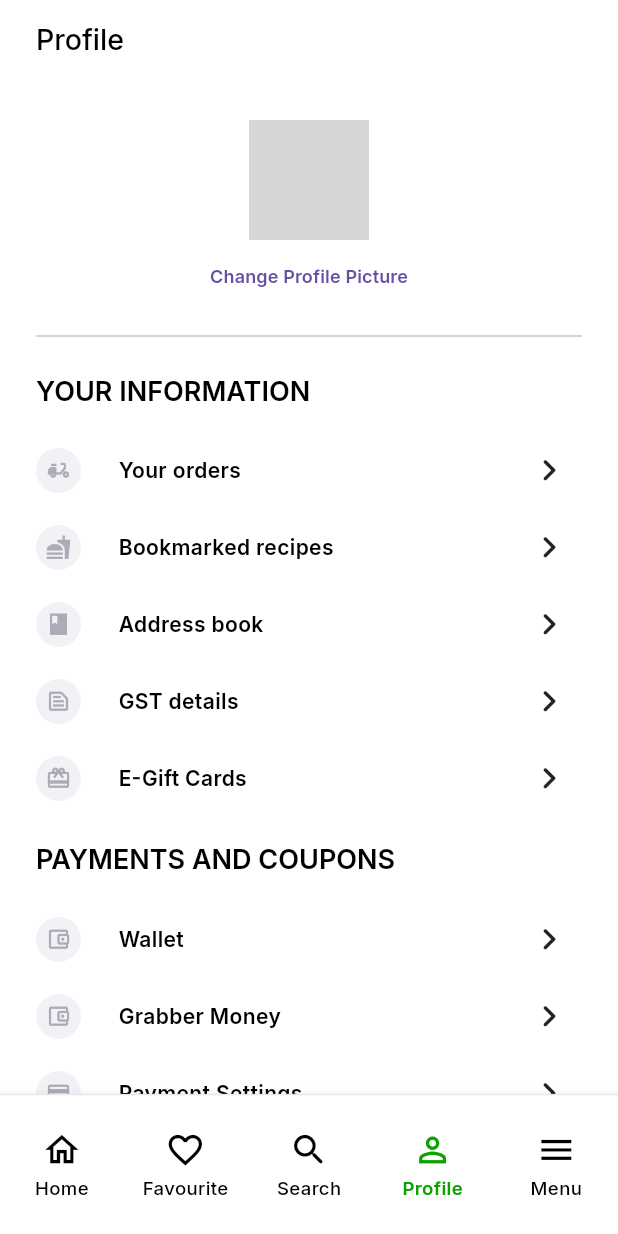
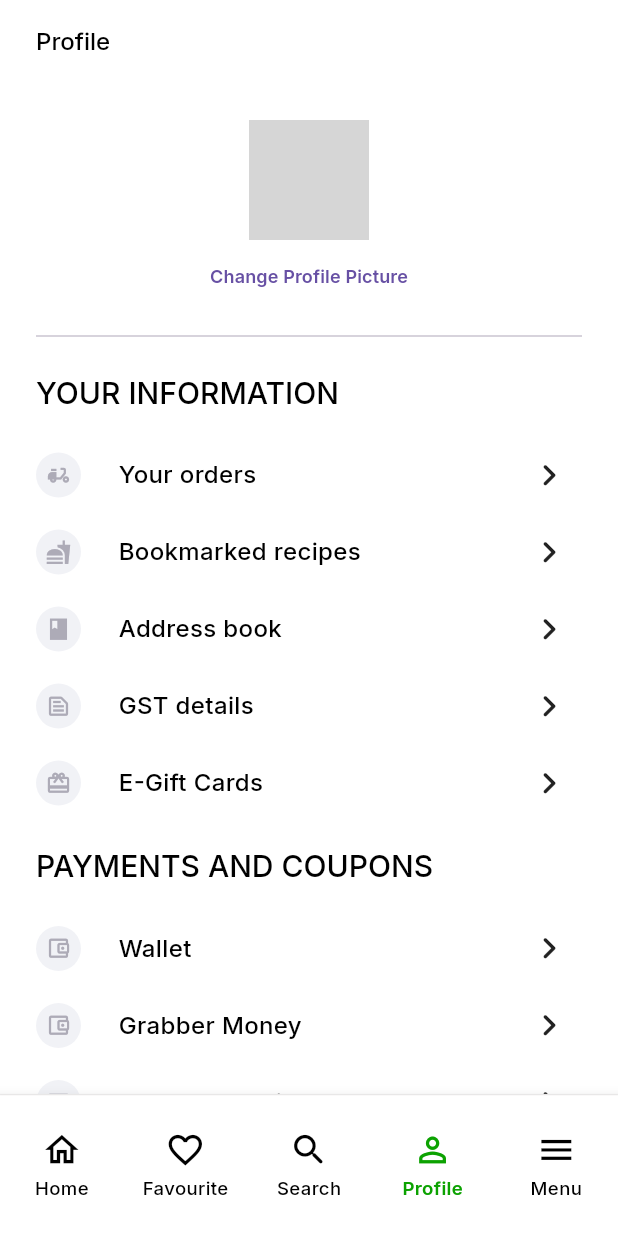
Before and after one commit to Riddhimagupta22/Grabber_GrocreyApp, a Flutter app: the screen it shows after launch, swiped to page 4, on a phone screen of 412 x 824 dp. Run offline on Flutter 3.47's test engine with Material 3 defaults, Android fonts, the phone set to English and light mode, and no system bars; our stand-ins replace get, google_fonts, lottie; grey boxes are pictures that could not be loaded.

Commit message:
Initial commit

```diff
--- a/lib/Coman/Widgets/nav_bar.dart
+++ b/lib/Coman/Widgets/nav_bar.dart
@@ -1,6 +1,6 @@
 import 'package:flutter/material.dart';
 import 'package:google_fonts/google_fonts.dart';
-
+import 'package:grabber/utils/Helpers/helper.dart';
 import '../../Presentation/favourite.dart';
 import '../../Presentation/homepage.dart';
 import '../../Presentation/menu.dart';
@@ -15,6 +15,7 @@ class NavBar extends StatefulWidget {
 }
 
 class _NavBarState extends State<NavBar> {
+
     final PageController _pageViewController = PageController();
     int _selectedIndex = 0;
     @override
@@ -45,7 +46,7 @@ class _NavBarState extends State<NavBar> {
         bottomNavigationBar: Container(
           height:  navbarheigth,
           decoration: BoxDecoration(
-            // color: Colors.white,
+
             border: Border(
               top: BorderSide(
                 color: Color(0xFFF0EFEF),width: 1
--- a/lib/utils/Helpers/helper.dart
+++ b/lib/utils/Helpers/helper.dart
@@ -54,4 +54,8 @@ class GHelperFunction {
   static double screenWidth(){
     return MediaQuery.of(Get.context!).size.width;
   }
+
+  static void navigateToScreen(BuildContext context,Widget screen){
+    Navigator.push(context, MaterialPageRoute(builder: (_) => screen));
+  }
 }
--- a/lib/utils/constants/comman/sizes.dart
+++ b/lib/utils/constants/comman/sizes.dart
@@ -3,8 +3,10 @@ class GSizes{
   GSizes._();
 
   // Padding
+  static const double xxs = 4;
+  static const double xs = 8;
   static const double sm = 16;
-
+  static const double md = 24;
 
   // banner
   static const double BannerRadius = 10;
@@ -15,18 +17,22 @@ class GSizes{
   static const double appbarHeight = 56;
 
   // Default spacing between actions
-
   static const double defaultspace = 24;
   static const double spaceBtw = 16;
   static const double spacebtwsections = 32;
 
   // Font sizes
-
   static const double fontSizeSm1 = 12;
   static const double fontSizeSm = 14;
   static const double fontSizeMd = 16;
   static const double fontSizeLg = 20;
 
+  // Iconsize
+
+  static const double iconXs = 12;
+  static const double iconSm = 16;
+  static const double iconMd = 24;
+  static const double iconlg = 32;
 
 
 
--- a/lib/utils/theme/custom_theme/appbartheme.dart
+++ b/lib/utils/theme/custom_theme/appbartheme.dart
@@ -14,7 +14,7 @@ class GAppBarTheme{
       titleTextStyle: GoogleFonts.inter(
         color: Colors.black,
           fontWeight: FontWeight.w500,
-          fontSize: 19,
+          fontSize: 16,
           height: 1,
         ),
       );
--- a/lib/utils/theme/custom_theme/text_theme.dart
+++ b/lib/utils/theme/custom_theme/text_theme.dart
@@ -1,58 +1,59 @@
 import 'package:flutter/material.dart';
+import 'package:google_fonts/google_fonts.dart';
 
 class GTextTheme {
   GTextTheme._();
 
   static TextTheme lightTextTheme = TextTheme(
-    headlineLarge: TextStyle().copyWith(
+    headlineLarge:  GoogleFonts.inter(
         fontSize: 32, fontWeight: FontWeight.bold, color: Colors.black),
-    headlineMedium: TextStyle().copyWith(
+    headlineMedium:  GoogleFonts.inter(
         fontSize: 24, fontWeight: FontWeight.w600, color: Colors.black),
-    headlineSmall: TextStyle().copyWith(
-        fontSize: 18, fontWeight: FontWeight.w600, color: Colors.black),
-    titleLarge: TextStyle().copyWith(
+    headlineSmall:  GoogleFonts.inter(
+        fontSize: 20, fontWeight: FontWeight.w500, color: Colors.black,),
+    titleLarge:  GoogleFonts.inter(
         fontSize: 16, fontWeight: FontWeight.w600, color: Colors.black),
-    titleMedium: TextStyle().copyWith(
+    titleMedium:  GoogleFonts.inter(
         fontSize: 16, fontWeight: FontWeight.w600, color: Colors.black),
-    titleSmall: TextStyle().copyWith(
+    titleSmall:  GoogleFonts.inter(
         fontSize: 16, fontWeight: FontWeight.w600, color: Colors.black),
-    bodyLarge: TextStyle().copyWith(
+    bodyLarge:  GoogleFonts.inter(
         fontSize: 14, fontWeight: FontWeight.w600, color: Colors.black),
-    bodyMedium: TextStyle().copyWith(
-        fontSize: 14, fontWeight: FontWeight.w600, color: Colors.black),
-    bodySmall: TextStyle().copyWith(
-        fontSize: 14, fontWeight: FontWeight.w600, color: Colors.black),
-    labelLarge: TextStyle().copyWith(
+    bodyMedium:  GoogleFonts.inter(
+        fontSize: 16, fontWeight: FontWeight.w500, color: Colors.black),
+    bodySmall:  GoogleFonts.inter(
+        fontSize: 14, fontWeight: FontWeight.w400, color: Colors.black),
+    labelLarge:  GoogleFonts.inter(
         fontSize: 12, fontWeight: FontWeight.w600, color: Colors.black),
-    labelMedium: TextStyle().copyWith(
-        fontSize: 12, fontWeight: FontWeight.w600, color: Colors.black),
-    labelSmall: TextStyle().copyWith(
-        fontSize: 12, fontWeight: FontWeight.w600, color: Colors.black),
+    labelMedium:  GoogleFonts.inter(
+        fontSize: 12, fontWeight: FontWeight.w500, color: Colors.black),
+    labelSmall:  GoogleFonts.inter(
+        fontSize: 12, fontWeight: FontWeight.w400, color: Colors.black),
   );
   static TextTheme darkTextTheme = TextTheme(
-    headlineLarge: TextStyle().copyWith(
+    headlineLarge:  GoogleFonts.inter(
         fontSize: 32, fontWeight: FontWeight.bold, color: Colors.white),
-    headlineMedium: TextStyle().copyWith(
+    headlineMedium:  GoogleFonts.inter(
         fontSize: 24, fontWeight: FontWeight.w600, color: Colors.white),
-    headlineSmall: TextStyle().copyWith(
+    headlineSmall:  GoogleFonts.inter(
         fontSize: 18, fontWeight: FontWeight.w600, color: Colors.white),
-    titleLarge: TextStyle().copyWith(
+    titleLarge:  GoogleFonts.inter(
         fontSize: 16, fontWeight: FontWeight.w600, color: Colors.white),
-    titleMedium: TextStyle().copyWith(
+    titleMedium:  GoogleFonts.inter(
         fontSize: 16, fontWeight: FontWeight.w600, color: Colors.white),
-    titleSmall: TextStyle().copyWith(
+    titleSmall:  GoogleFonts.inter(
         fontSize: 16, fontWeight: FontWeight.w600, color: Colors.white),
-    bodyLarge: TextStyle().copyWith(
+    bodyLarge:  GoogleFonts.inter(
         fontSize: 14, fontWeight: FontWeight.w600, color: Colors.white),
-    bodyMedium: TextStyle().copyWith(
+    bodyMedium:  GoogleFonts.inter(
         fontSize: 14, fontWeight: FontWeight.w600, color: Colors.white),
-    bodySmall: TextStyle().copyWith(
+    bodySmall:  GoogleFonts.inter(
         fontSize: 14, fontWeight: FontWeight.w600, color: Colors.white),
-    labelLarge: TextStyle().copyWith(
+    labelLarge:  GoogleFonts.inter(
         fontSize: 12, fontWeight: FontWeight.w600, color: Colors.white),
-    labelMedium: TextStyle().copyWith(
+    labelMedium:  GoogleFonts.inter(
         fontSize: 12, fontWeight: FontWeight.w600, color: Colors.white),
-    labelSmall: TextStyle().copyWith(
+    labelSmall:  GoogleFonts.inter(
         fontSize: 12, fontWeight: FontWeight.w600, color: Colors.white),
   );
 }
--- a/lib/utils/theme/themes.dart
+++ b/lib/utils/theme/themes.dart
@@ -1,4 +1,5 @@
  import 'package:flutter/material.dart';
+import 'package:google_fonts/google_fonts.dart';
 import 'package:grabber/utils/theme/custom_theme/text_theme.dart';
 
 import 'custom_theme/appbartheme.dart';
@@ -8,7 +9,6 @@ class  GAppTheme {
 
   static ThemeData lightTheme = ThemeData(
     scaffoldBackgroundColor: Color(0xFFFFFFFF),
-    fontFamily: 'Inter',
     textTheme: GTextTheme.lightTextTheme,
     brightness: Brightness.light,
     primaryColor: Color(0XFF0CA201),
@@ -17,7 +17,6 @@ class  GAppTheme {
     useMaterial3: true,);
   static ThemeData darkTheme = ThemeData(
     scaffoldBackgroundColor: Color(0xFF000000),
-    fontFamily: 'Inter',
     textTheme: GTextTheme.darkTextTheme,
     brightness: Brightness.dark,
     primaryColor: Color(0XFF0CA201),
```
Also changed, not shown: lib/Presentation/Cart/cart.dart (+19 -1 lines), lib/Presentation/homepage.dart (+46 -56 lines).
